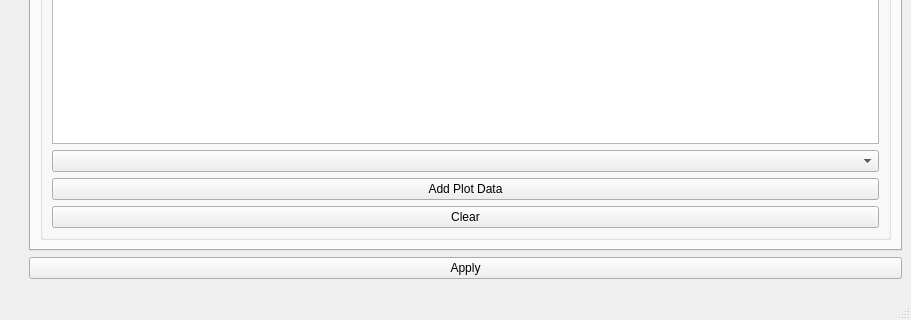
This is ui/main_window.ui in yn4k4nishi/aemwel_viewer as Qt 5 draws it before an edit; both pictures show x 0 to 911 and y 417 to 737 of the 911 by 737 pixel window. The edited form follows.
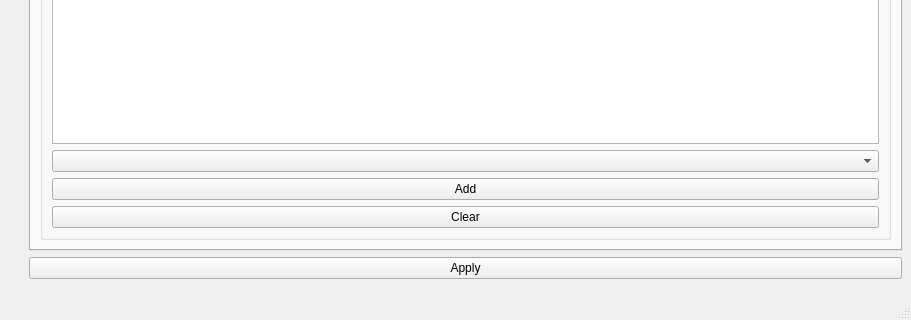
This is the edited form.

Commit message: :sparkles: Feature : file extention

Diff of the .ui file:
```diff
--- a/ui/main_window.ui
+++ b/ui/main_window.ui
@@ -83,7 +83,7 @@
              <item>
               <widget class="QPushButton" name="pushButton_addAxis">
                <property name="text">
-                <string>Add Plot Data</string>
+                <string>Add</string>
                </property>
               </widget>
              </item>
```
The commit also changes 2 other files.
